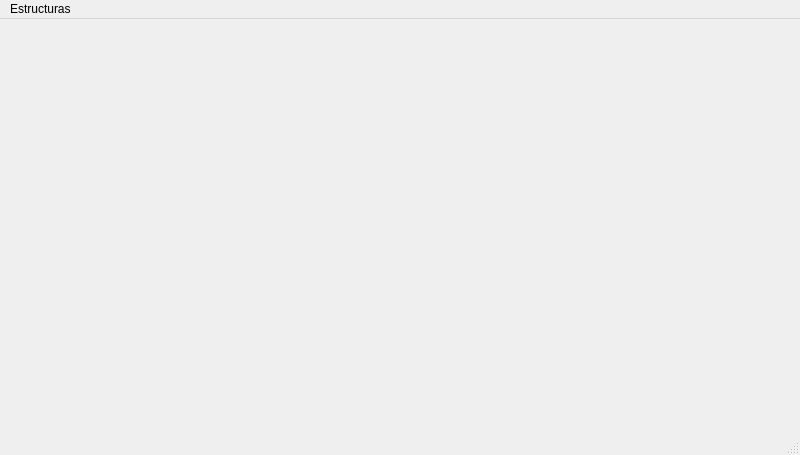
The window that ui/Estructuras.ui (jonathanmora07/proyecto-estructuras-de-datos-) describes before a commit, drawn with Qt 5.
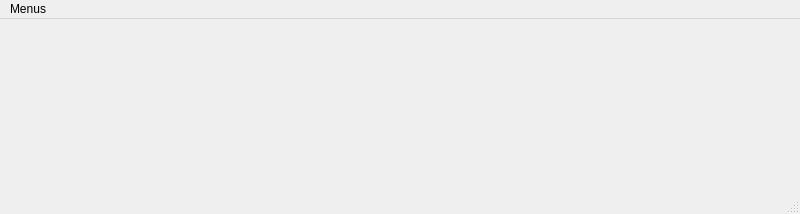
The same window after the commit.

```diff
--- a/ui/Estructuras.ui
+++ b/ui/Estructuras.ui
@@ -7,7 +7,7 @@
     <x>0</x>
     <y>0</y>
     <width>800</width>
-    <height>455</height>
+    <height>214</height>
    </rect>
   </property>
   <property name="windowTitle">
@@ -25,7 +25,7 @@
    </property>
    <widget class="QMenu" name="menuEstructuras">
     <property name="title">
-     <string>Estructuras </string>
+     <string>Menus</string>
     </property>
     <widget class="QMenu" name="menuLineales">
      <property name="title">
```
Left out of the diff: 60 changed lines with no effect on the pictures.
